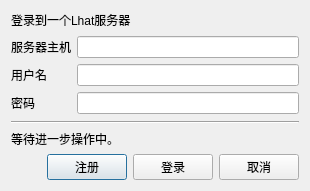
StarsetNight/Lhat, file ui/LoginDialog.ui: the form before one commit.
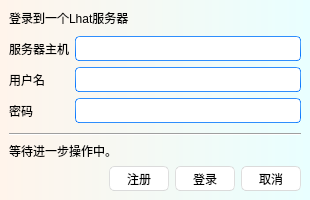
The form after the commit.

Patch:
```diff
--- a/ui/LoginDialog.ui
+++ b/ui/LoginDialog.ui
@@ -1,19 +1,587 @@
 <?xml version="1.0" encoding="UTF-8"?>
 <ui version="4.0">
- <class>Dialog</class>
- <widget class="QDialog" name="Dialog">
+ <class>LoginWindow</class>
+ <widget class="QMainWindow" name="LoginWindow">
   <property name="geometry">
    <rect>
     <x>0</x>
     <y>0</y>
     <width>310</width>
-    <height>191</height>
+    <height>200</height>
    </rect>
   </property>
+  <property name="minimumSize">
+   <size>
+    <width>310</width>
+    <height>200</height>
+   </size>
+  </property>
   <property name="windowTitle">
    <string>Lhat - 新会话</string>
   </property>
-  <layout class="QHBoxLayout" name="horizontalLayout_2">
+  <property name="styleSheet">
+   <string notr="true">/*
+Aqua Style Sheet for QT Applications
+Author: Jaime A. Quiroga P.
+Company: GTRONICK
+Last updated: 22/01/2019, 07:55.
+Available at: https://github.com/GTRONICK/QSS/blob/master/Aqua.qss
+*/
+QMainWindow {
+	background-color: qlineargradient(spread:pad, x1:0, y1:0, x2:1, y2:0, stop:0 rgba(255, 244, 235, 255), stop:1 rgba(233, 255, 255, 255));
+}
+QTextEdit {
+	border-width: 1px;
+	border-style: solid;
+	border-color: qlineargradient(spread:pad, x1:0.5, y1:1, x2:0.5, y2:0, stop:0 rgba(0, 113, 255, 255), stop:1 rgba(91, 171, 252, 255));
+}
+QPlainTextEdit {
+	border-width: 1px;
+	border-style: solid;
+	border-color: qlineargradient(spread:pad, x1:0.5, y1:1, x2:0.5, y2:0, stop:0 rgba(0, 113, 255, 255), stop:1 rgba(91, 171, 252, 255));
+}
+QToolButton {
+	border-style: solid;
+	border-top-color: qlineargradient(spread:pad, x1:0.5, y1:1, x2:0.5, y2:0, stop:0 rgb(215, 215, 215), stop:1 rgb(222, 222, 222));
+	border-right-color: qlineargradient(spread:pad, x1:0, y1:0.5, x2:1, y2:0.5, stop:0 rgb(217, 217, 217), stop:1 rgb(227, 227, 227));
+	border-left-color: qlineargradient(spread:pad, x1:0, y1:0.5, x2:1, y2:0.5, stop:0 rgb(227, 227, 227), stop:1 rgb(217, 217, 217));
+	border-bottom-color: qlineargradient(spread:pad, x1:0.5, y1:1, x2:0.5, y2:0, stop:0 rgb(215, 215, 215), stop:1 rgb(222, 222, 222));
+	border-width: 1px;
+	border-radius: 5px;
+	color: rgb(0,0,0);
+	padding: 2px;
+	background-color: rgb(255,255,255);
+}
+QToolButton:hover{
+	border-style: solid;
+	border-top-color: qlineargradient(spread:pad, x1:0.5, y1:1, x2:0.5, y2:0, stop:0 rgb(195, 195, 195), stop:1 rgb(222, 222, 222));
+	border-right-color: qlineargradient(spread:pad, x1:0, y1:0.5, x2:1, y2:0.5, stop:0 rgb(197, 197, 197), stop:1 rgb(227, 227, 227));
+	border-left-color: qlineargradient(spread:pad, x1:0, y1:0.5, x2:1, y2:0.5, stop:0 rgb(227, 227, 227), stop:1 rgb(197, 197, 197));
+	border-bottom-color: qlineargradient(spread:pad, x1:0.5, y1:1, x2:0.5, y2:0, stop:0 rgb(195, 195, 195), stop:1 rgb(222, 222, 222));
+	border-width: 1px;
+	border-radius: 5px;
+	color: rgb(0,0,0);
+	padding: 2px;
+	background-color: rgb(255,255,255);
+}
+QToolButton:pressed{
+	border-style: solid;
+	border-top-color: qlineargradient(spread:pad, x1:0.5, y1:1, x2:0.5, y2:0, stop:0 rgb(215, 215, 215), stop:1 rgb(222, 222, 222));
+	border-right-color: qlineargradient(spread:pad, x1:0, y1:0.5, x2:1, y2:0.5, stop:0 rgb(217, 217, 217), stop:1 rgb(227, 227, 227));
+	border-left-color: qlineargradient(spread:pad, x1:0, y1:0.5, x2:1, y2:0.5, stop:0 rgb(227, 227, 227), stop:1 rgb(217, 217, 217));
+	border-bottom-color: qlineargradient(spread:pad, x1:0.5, y1:1, x2:0.5, y2:0, stop:0 rgb(215, 215, 215), stop:1 rgb(222, 222, 222));
+	border-width: 1px;
+	border-radius: 5px;
+	color: rgb(0,0,0);
+	padding: 2px;
+	background-color: rgb(142,142,142);
+}
+QPushButton{
+	border-style: solid;
+	border-top-color: qlineargradient(spread:pad, x1:0.5, y1:1, x2:0.5, y2:0, stop:0 rgb(215, 215, 215), stop:1 rgb(222, 222, 222));
+	border-right-color: qlineargradient(spread:pad, x1:0, y1:0.5, x2:1, y2:0.5, stop:0 rgb(217, 217, 217), stop:1 rgb(227, 227, 227));
+	border-left-color: qlineargradient(spread:pad, x1:0, y1:0.5, x2:1, y2:0.5, stop:0 rgb(227, 227, 227), stop:1 rgb(217, 217, 217));
+	border-bottom-color: qlineargradient(spread:pad, x1:0.5, y1:1, x2:0.5, y2:0, stop:0 rgb(215, 215, 215), stop:1 rgb(222, 222, 222));
+	border-width: 1px;
+	border-radius: 5px;
+	color: rgb(0,0,0);
+	padding: 2px;
+	background-color: rgb(255,255,255);
+}
+QPushButton::default{
+	border-style: solid;
+	border-top-color: qlineargradient(spread:pad, x1:0.5, y1:1, x2:0.5, y2:0, stop:0 rgb(215, 215, 215), stop:1 rgb(222, 222, 222));
+	border-right-color: qlineargradient(spread:pad, x1:0, y1:0.5, x2:1, y2:0.5, stop:0 rgb(217, 217, 217), stop:1 rgb(227, 227, 227));
+	border-left-color: qlineargradient(spread:pad, x1:0, y1:0.5, x2:1, y2:0.5, stop:0 rgb(227, 227, 227), stop:1 rgb(217, 217, 217));
+	border-bottom-color: qlineargradient(spread:pad, x1:0.5, y1:1, x2:0.5, y2:0, stop:0 rgb(215, 215, 215), stop:1 rgb(222, 222, 222));
+	border-width: 1px;
+	border-radius: 5px;
+	color: rgb(0,0,0);
+	padding: 2px;
+	background-color: rgb(255,255,255);
+}
+QPushButton:hover{
+	border-style: solid;
+	border-top-color: qlineargradient(spread:pad, x1:0.5, y1:1, x2:0.5, y2:0, stop:0 rgb(195, 195, 195), stop:1 rgb(222, 222, 222));
+	border-right-color: qlineargradient(spread:pad, x1:0, y1:0.5, x2:1, y2:0.5, stop:0 rgb(197, 197, 197), stop:1 rgb(227, 227, 227));
+	border-left-color: qlineargradient(spread:pad, x1:0, y1:0.5, x2:1, y2:0.5, stop:0 rgb(227, 227, 227), stop:1 rgb(197, 197, 197));
+	border-bottom-color: qlineargradient(spread:pad, x1:0.5, y1:1, x2:0.5, y2:0, stop:0 rgb(195, 195, 195), stop:1 rgb(222, 222, 222));
+	border-width: 1px;
+	border-radius: 5px;
+	color: rgb(0,0,0);
+	padding: 2px;
+	background-color: rgb(255,255,255);
+}
+QPushButton:pressed{
+	border-style: solid;
+	border-top-color: qlineargradient(spread:pad, x1:0.5, y1:1, x2:0.5, y2:0, stop:0 rgb(215, 215, 215), stop:1 rgb(222, 222, 222));
+	border-right-color: qlineargradient(spread:pad, x1:0, y1:0.5, x2:1, y2:0.5, stop:0 rgb(217, 217, 217), stop:1 rgb(227, 227, 227));
+	border-left-color: qlineargradient(spread:pad, x1:0, y1:0.5, x2:1, y2:0.5, stop:0 rgb(227, 227, 227), stop:1 rgb(217, 217, 217));
+	border-bottom-color: qlineargradient(spread:pad, x1:0.5, y1:1, x2:0.5, y2:0, stop:0 rgb(215, 215, 215), stop:1 rgb(222, 222, 222));
+	border-width: 1px;
+	border-radius: 5px;
+	color: rgb(0,0,0);
+	padding: 2px;
+	background-color: rgb(142,142,142);
+}
+QPushButton:disabled{
+	border-style: solid;
+	border-top-color: qlineargradient(spread:pad, x1:0.5, y1:1, x2:0.5, y2:0, stop:0 rgb(215, 215, 215), stop:1 rgb(222, 222, 222));
+	border-right-color: qlineargradient(spread:pad, x1:0, y1:0.5, x2:1, y2:0.5, stop:0 rgb(217, 217, 217), stop:1 rgb(227, 227, 227));
+	border-left-color: qlineargradient(spread:pad, x1:0, y1:0.5, x2:1, y2:0.5, stop:0 rgb(227, 227, 227), stop:1 rgb(217, 217, 217));
+	border-bottom-color: qlineargradient(spread:pad, x1:0.5, y1:1, x2:0.5, y2:0, stop:0 rgb(215, 215, 215), stop:1 rgb(222, 222, 222));
+	border-width: 1px;
+	border-radius: 5px;
+	color: #808086;
+	padding: 2px;
+	background-color: rgb(142,142,142);
+}
+QLineEdit {
+	border-width: 1px; border-radius: 4px;
+	border-style: solid;
+	border-color: qlineargradient(spread:pad, x1:0.5, y1:1, x2:0.5, y2:0, stop:0 rgba(0, 113, 255, 255), stop:1 rgba(91, 171, 252, 255));
+}
+QLabel {
+	color: #000000;
+}
+QLCDNumber {
+	color: rgb(0, 113, 255, 255);
+}
+QProgressBar {
+	text-align: center;
+	color: rgb(240, 240, 240);
+	border-width: 1px; 
+	border-radius: 10px;
+	border-color: rgb(230, 230, 230);
+	border-style: solid;
+	background-color:rgb(207,207,207);
+}
+QProgressBar::chunk {
+	background-color: qlineargradient(spread:pad, x1:0.5, y1:1, x2:0.5, y2:0, stop:0 rgba(49, 147, 250, 255), stop:1 rgba(34, 142, 255, 255));
+	border-radius: 10px;
+}
+QMenuBar {
+	background-color: qlineargradient(spread:pad, x1:0.5, y1:1, x2:0.5, y2:0, stop:0 rgba(207, 209, 207, 255), stop:1 rgba(230, 229, 230, 255));
+}
+QMenuBar::item {
+	color: #000000;
+  	spacing: 3px;
+  	padding: 1px 4px;
+	background-color: qlineargradient(spread:pad, x1:0.5, y1:1, x2:0.5, y2:0, stop:0 rgba(207, 209, 207, 255), stop:1 rgba(230, 229, 230, 255));
+}
+
+QMenuBar::item:selected {
+  	background-color: qlineargradient(spread:pad, x1:0.5, y1:1, x2:0.5, y2:0, stop:0 rgba(0, 113, 255, 255), stop:1 rgba(91, 171, 252, 255));
+	color: #FFFFFF;
+}
+QMenu::item:selected {
+	border-style: solid;
+	border-top-color: transparent;
+	border-right-color: transparent;
+	border-left-color: qlineargradient(spread:pad, x1:0.5, y1:1, x2:0.5, y2:0, stop:0 rgba(0, 113, 255, 255), stop:1 rgba(91, 171, 252, 255));
+	border-bottom-color: transparent;
+	border-left-width: 2px;
+	color: #000000;
+	padding-left:15px;
+	padding-top:4px;
+	padding-bottom:4px;
+	padding-right:7px;
+}
+QMenu::item {
+	border-style: solid;
+	border-top-color: transparent;
+	border-right-color: transparent;
+	border-left-color: transparent;
+	border-bottom-color: transparent;
+	border-bottom-width: 1px;
+	color: #000000;
+	padding-left:17px;
+	padding-top:4px;
+	padding-bottom:4px;
+	padding-right:7px;
+}
+QTabWidget {
+	color:rgb(0,0,0);
+	background-color:#000000;
+}
+QTabWidget::pane {
+		border-color: rgb(223,223,223);
+		background-color:rgb(226,226,226);
+		border-style: solid;
+		border-width: 2px;
+    	border-radius: 6px;
+}
+QTabBar::tab:first {
+	border-style: solid;
+	border-left-width:1px;
+	border-right-width:0px;
+	border-top-width:1px;
+	border-bottom-width:1px;
+	border-top-color: rgb(209,209,209);
+	border-left-color: qlineargradient(spread:pad, x1:0.5, y1:1, x2:0.5, y2:0, stop:0 rgba(209, 209, 209, 209), stop:1 rgba(229, 229, 229, 229));
+	border-bottom-color: rgb(229,229,229);
+	border-top-left-radius: 4px;
+	border-bottom-left-radius: 4px;
+	color: #000000;
+	padding: 3px;
+	margin-left:0px;
+	background-color: qlineargradient(spread:pad, x1:0.5, y1:1, x2:0.5, y2:0, stop:0 rgba(247, 247, 247, 255), stop:1 rgba(255, 255, 255, 255));
+}
+QTabBar::tab:last {
+	border-style: solid;
+	border-width:1px;
+	border-top-color: rgb(209,209,209);
+	border-left-color: qlineargradient(spread:pad, x1:0.5, y1:1, x2:0.5, y2:0, stop:0 rgba(209, 209, 209, 209), stop:1 rgba(229, 229, 229, 229));
+	border-right-color: qlineargradient(spread:pad, x1:0.5, y1:1, x2:0.5, y2:0, stop:0 rgba(209, 209, 209, 209), stop:1 rgba(229, 229, 229, 229));
+	border-bottom-color: rgb(229,229,229);
+	border-top-right-radius: 4px;
+	border-bottom-right-radius: 4px;
+	color: #000000;
+	padding: 3px;
+	margin-left:0px;
+	background-color: qlineargradient(spread:pad, x1:0.5, y1:1, x2:0.5, y2:0, stop:0 rgba(247, 247, 247, 255), stop:1 rgba(255, 255, 255, 255));
+}
+QTabBar::tab {
+	border-style: solid;
+	border-top-width:1px;
+	border-bottom-width:1px;
+	border-left-width:1px;
+	border-top-color: rgb(209,209,209);
+	border-left-color: qlineargradient(spread:pad, x1:0.5, y1:1, x2:0.5, y2:0, stop:0 rgba(209, 209, 209, 209), stop:1 rgba(229, 229, 229, 229));
+	border-bottom-color: rgb(229,229,229);
+	color: #000000;
+	padding: 3px;
+	margin-left:0px;
+	background-color: qlineargradient(spread:pad, x1:0.5, y1:1, x2:0.5, y2:0, stop:0 rgba(247, 247, 247, 255), stop:1 rgba(255, 255, 255, 255));
+}
+QTabBar::tab:selected, QTabBar::tab:last:selected, QTabBar::tab:hover {
+  	border-style: solid;
+  	border-left-width:1px;
+	border-right-color: transparent;
+	border-top-color: rgb(209,209,209);
+	border-left-color: qlineargradient(spread:pad, x1:0.5, y1:1, x2:0.5, y2:0, stop:0 rgba(209, 209, 209, 209), stop:1 rgba(229, 229, 229, 229));
+	border-bottom-color: rgb(229,229,229);
+	color: #FFFFFF;
+	padding: 3px;
+	margin-left:0px;
+	background-color: qlineargradient(spread:pad, x1:0.5, y1:1, x2:0.5, y2:0, stop:0 rgba(0, 113, 255, 255), stop:1 rgba(91, 171, 252, 255));
+}
+
+QTabBar::tab:selected, QTabBar::tab:first:selected, QTabBar::tab:hover {
+  	border-style: solid;
+  	border-left-width:1px;
+  	border-bottom-width:1px;
+  	border-top-width:1px;
+	border-right-color: transparent;
+	border-top-color: rgb(209,209,209);
+	border-left-color: qlineargradient(spread:pad, x1:0.5, y1:1, x2:0.5, y2:0, stop:0 rgba(209, 209, 209, 209), stop:1 rgba(229, 229, 229, 229));
+	border-bottom-color: rgb(229,229,229);
+	color: #FFFFFF;
+	padding: 3px;
+	margin-left:0px;
+	background-color: qlineargradient(spread:pad, x1:0.5, y1:1, x2:0.5, y2:0, stop:0 rgba(0, 113, 255, 255), stop:1 rgba(91, 171, 252, 255));
+}
+
+QCheckBox {
+	color: #000000;
+	padding: 2px;
+}
+QCheckBox:disabled {
+	color: #808086;
+	padding: 2px;
+}
+
+QCheckBox:hover {
+	border-radius:4px;
+	border-style:solid;
+	padding-left: 1px;
+	padding-right: 1px;
+	padding-bottom: 1px;
+	padding-top: 1px;
+	border-width:1px;
+	border-color: transparent;
+}
+QCheckBox::indicator:checked {
+
+	height: 10px;
+	width: 10px;
+	border-style:solid;
+	border-width: 1px;
+	border-color: qlineargradient(spread:pad, x1:0.5, y1:1, x2:0.5, y2:0, stop:0 rgba(0, 113, 255, 255), stop:1 rgba(91, 171, 252, 255));
+	color: #000000;
+	background-color: qlineargradient(spread:pad, x1:0.5, y1:1, x2:0.5, y2:0, stop:0 rgba(0, 113, 255, 255), stop:1 rgba(91, 171, 252, 255));
+}
+QCheckBox::indicator:unchecked {
+
+	height: 10px;
+	width: 10px;
+	border-style:solid;
+	border-width: 1px;
+	border-color: qlineargradient(spread:pad, x1:0.5, y1:1, x2:0.5, y2:0, stop:0 rgba(0, 113, 255, 255), stop:1 rgba(91, 171, 252, 255));
+	color: #000000;
+}
+QRadioButton {
+	color: 000000;
+	padding: 1px;
+}
+QRadioButton::indicator:checked {
+	height: 10px;
+	width: 10px;
+	border-style:solid;
+	border-radius:5px;
+	border-width: 1px;
+	border-color: qlineargradient(spread:pad, x1:0.5, y1:1, x2:0.5, y2:0, stop:0 rgba(0, 113, 255, 255), stop:1 rgba(91, 171, 252, 255));
+	color: #a9b7c6;
+	background-color: qlineargradient(spread:pad, x1:0.5, y1:1, x2:0.5, y2:0, stop:0 rgba(0, 113, 255, 255), stop:1 rgba(91, 171, 252, 255));
+}
+QRadioButton::indicator:!checked {
+	height: 10px;
+	width: 10px;
+	border-style:solid;
+	border-radius:5px;
+	border-width: 1px;
+	border-color: qlineargradient(spread:pad, x1:0.5, y1:1, x2:0.5, y2:0, stop:0 rgba(0, 113, 255, 255), stop:1 rgba(91, 171, 252, 255));
+	color: #a9b7c6;
+	background-color: transparent;
+}
+QStatusBar {
+	color:#027f7f;
+}
+QSpinBox {
+	border-style: solid;
+	border-width: 1px;
+	border-color: qlineargradient(spread:pad, x1:0.5, y1:1, x2:0.5, y2:0, stop:0 rgba(0, 113, 255, 255), stop:1 rgba(91, 171, 252, 255));
+}
+QDoubleSpinBox {
+	border-style: solid;
+	border-width: 1px;
+	border-color: qlineargradient(spread:pad, x1:0.5, y1:1, x2:0.5, y2:0, stop:0 rgba(0, 113, 255, 255), stop:1 rgba(91, 171, 252, 255));
+}
+QTimeEdit {
+	border-style: solid;
+	border-width: 1px;
+	border-color: qlineargradient(spread:pad, x1:0.5, y1:1, x2:0.5, y2:0, stop:0 rgba(0, 113, 255, 255), stop:1 rgba(91, 171, 252, 255));
+}
+QDateTimeEdit {
+	border-style: solid;
+	border-width: 1px;
+	border-color: qlineargradient(spread:pad, x1:0.5, y1:1, x2:0.5, y2:0, stop:0 rgba(0, 113, 255, 255), stop:1 rgba(91, 171, 252, 255));
+}
+QDateEdit {
+	border-style: solid;
+	border-width: 1px;
+	border-color: qlineargradient(spread:pad, x1:0.5, y1:1, x2:0.5, y2:0, stop:0 rgba(0, 113, 255, 255), stop:1 rgba(91, 171, 252, 255));
+}
+
+QToolBox {
+	color: #a9b7c6;
+	background-color:#000000;
+}
+QToolBox::tab {
+	color: #a9b7c6;
+	background-color:#000000;
+}
+QToolBox::tab:selected {
+	color: #FFFFFF;
+	background-color:#000000;
+}
+QScrollArea {
+	color: #FFFFFF;
+	background-color:#000000;
+}
+QSlider::groove:horizontal {
+	height: 5px;
+	background-color: qlineargradient(spread:pad, x1:0.5, y1:1, x2:0.5, y2:0, stop:0 rgba(49, 147, 250, 255), stop:1 rgba(34, 142, 255, 255));
+}
+QSlider::groove:vertical {
+	width: 5px;
+	background-color: qlineargradient(spread:pad, x1:0.5, y1:1, x2:0.5, y2:0, stop:0 rgba(49, 147, 250, 255), stop:1 rgba(34, 142, 255, 255));
+}
+QSlider::handle:horizontal {
+	background: rgb(253,253,253);
+	border-style: solid;
+	border-width: 1px;
+	border-color: rgb(207,207,207);
+	width: 12px;
+	margin: -5px 0;
+	border-radius: 7px;
+}
+QSlider::handle:vertical {
+	background: rgb(253,253,253);
+	border-style: solid;
+	border-width: 1px;
+	border-color: rgb(207,207,207);
+	height: 12px;
+	margin: 0 -5px;
+	border-radius: 7px;
+}
+QSlider::add-page:horizontal {
+    background: rgb(181,181,181);
+}
+QSlider::add-page:vertical {
+    background: rgb(181,181,181);
+}
+QSlider::sub-page:horizontal {
+    background-color: qlineargradient(spread:pad, x1:0.5, y1:1, x2:0.5, y2:0, stop:0 rgba(49, 147, 250, 255), stop:1 rgba(34, 142, 255, 255));
+}
+QSlider::sub-page:vertical {
+    background-color: qlineargradient(spread:pad, y1:0.5, x1:1, y2:0.5, x2:0, stop:0 rgba(49, 147, 250, 255), stop:1 rgba(34, 142, 255, 255));
+}
+QScrollBar:horizontal {
+	max-height: 20px;
+	border: 1px transparent grey;
+	margin: 0px 20px 0px 20px;
+}
+QScrollBar:vertical {
+	max-width: 20px;
+	border: 1px transparent grey;
+	margin: 20px 0px 20px 0px;
+}
+QScrollBar::handle:horizontal {
+	background: rgb(253,253,253);
+	border-style: solid;
+	border-width: 1px;
+	border-color: rgb(207,207,207);
+	border-radius: 7px;
+	min-width: 25px;
+}
+QScrollBar::handle:horizontal:hover {
+	background: rgb(253,253,253);
+	border-style: solid;
+	border-width: 1px;
+	border-color: rgb(147, 200, 200);
+	border-radius: 7px;
+	min-width: 25px;
+}
+QScrollBar::handle:vertical {
+	background: rgb(253,253,253);
+	border-style: solid;
+	border-width: 1px;
+	border-color: rgb(207,207,207);
+	border-radius: 7px;
+	min-height: 25px;
+}
+QScrollBar::handle:vertical:hover {
+	background: rgb(253,253,253);
+	border-style: solid;
+	border-width: 1px;
+	border-color: rgb(147, 200, 200);
+	border-radius: 7px;
+	min-height: 25px;
+}
+QScrollBar::add-line:horizontal {
+   border: 2px transparent grey;
+   border-top-right-radius: 7px;
+   border-bottom-right-radius: 7px;
+   background: rgba(34, 142, 255, 255);
+   width: 20px;
+   subcontrol-position: right;
+   subcontrol-origin: margin;
+}
+QScrollBar::add-line:horizontal:pressed {
+   border: 2px transparent grey;
+   border-top-right-radius: 7px;
+   border-bottom-right-radius: 7px;
+   background: rgb(181,181,181);
+   width: 20px;
+   subcontrol-position: right;
+   subcontrol-origin: margin;
+}
+QScrollBar::add-line:vertical {
+   border: 2px transparent grey;
+   border-bottom-left-radius: 7px;
+   border-bottom-right-radius: 7px;
+   background: rgba(34, 142, 255, 255);
+   height: 20px;
+   subcontrol-position: bottom;
+   subcontrol-origin: margin;
+}
+QScrollBar::add-line:vertical:pressed {
+   border: 2px transparent grey;
+   border-bottom-left-radius: 7px;
+   border-bottom-right-radius: 7px;
+   background: rgb(181,181,181);
+   height: 20px;
+   subcontrol-position: bottom;
+   subcontrol-origin: margin;
+}
+QScrollBar::sub-line:horizontal {
+   border: 2px transparent grey;
+   border-top-left-radius: 7px;
+   border-bottom-left-radius: 7px;
+   background: rgba(34, 142, 255, 255);
+   width: 20px;
+   subcontrol-position: left;
+   subcontrol-origin: margin;
+}
+QScrollBar::sub-line:horizontal:pressed {
+   border: 2px transparent grey;
+   border-top-left-radius: 7px;
+   border-bottom-left-radius: 7px;
+   background: rgb(181,181,181);
+   width: 20px;
+   subcontrol-position: left;
+   subcontrol-origin: margin;
+}
+QScrollBar::sub-line:vertical {
+   border: 2px transparent grey;
+   border-top-left-radius: 7px;
+   border-top-right-radius: 7px;
+   background: rgba(34, 142, 255, 255);
+   height: 20px;
+   subcontrol-position: top;
+   subcontrol-origin: margin;
+}
+QScrollBar::sub-line:vertical:pressed {
+   border: 2px transparent grey;
+   border-top-left-radius: 7px;
+   border-top-right-radius: 7px;
+   background: rgb(181,181,181);
+   height: 20px;
+   subcontrol-position: top;
+   subcontrol-origin: margin;
+}
+QScrollBar::left-arrow:horizontal {
+   border: 1px transparent grey;
+   border-top-left-radius: 3px;
+   border-bottom-left-radius: 3px;
+   width: 6px;
+   height: 6px;
+   background: white;
+}
+QScrollBar::right-arrow:horizontal {
+   border: 1px transparent grey;
+   border-top-right-radius: 3px;
+   border-bottom-right-radius: 3px;
+   width: 6px;
+   height: 6px;
+   background: white;
+}
+QScrollBar::up-arrow:vertical {
+   border: 1px transparent grey;
+   border-top-left-radius: 3px;
+   border-top-right-radius: 3px;
+   width: 6px;
+   height: 6px;
+   background: white;
+}
+QScrollBar::down-arrow:vertical {
+   border: 1px transparent grey;
+   border-bottom-left-radius: 3px;
+   border-bottom-right-radius: 3px;
+   width: 6px;
+   height: 6px;
+   background: white;
+}
+QScrollBar::add-page:horizontal, QScrollBar::sub-page:horizontal {
+   background: none;
+}
+QScrollBar::add-page:vertical, QScrollBar::sub-page:vertical {
+   background: none;
+}</string>
+  </property>
+  <widget class="QWidget" name="centralwidget">
+   <layout class="QHBoxLayout" name="horizontalLayout">
    <item>
     <layout class="QVBoxLayout" name="verticalLayout">
      <item>
@@ -46,7 +614,14 @@
         </widget>
        </item>
        <item row="0" column="1">
-        <widget class="QLineEdit" name="input_server"/>
+         <widget class="QLineEdit" name="input_server">
+          <property name="minimumSize">
+           <size>
+            <width>0</width>
+            <height>25</height>
+           </size>
+          </property>
+         </widget>
        </item>
        <item row="0" column="0">
         <widget class="QLabel" name="label_server">
@@ -63,10 +638,27 @@
         </widget>
        </item>
        <item row="2" column="1">
-        <widget class="QLineEdit" name="input_password"/>
+         <widget class="QLineEdit" name="input_password">
+          <property name="minimumSize">
+           <size>
+            <width>0</width>
+            <height>25</height>
+           </size>
+          </property>
+          <property name="echoMode">
+           <enum>QLineEdit::Password</enum>
+          </property>
+         </widget>
        </item>
        <item row="1" column="1">
-        <widget class="QLineEdit" name="input_username"/>
+         <widget class="QLineEdit" name="input_username">
+          <property name="minimumSize">
+           <size>
+            <width>0</width>
+            <height>25</height>
+           </size>
+          </property>
+         </widget>
        </item>
       </layout>
      </item>
@@ -114,6 +706,12 @@
        </item>
        <item>
         <widget class="QPushButton" name="key_register">
+          <property name="minimumSize">
+           <size>
+            <width>60</width>
+            <height>25</height>
+           </size>
+          </property>
          <property name="text">
           <string>注册</string>
          </property>
@@ -121,6 +719,12 @@
        </item>
        <item>
         <widget class="QPushButton" name="key_login">
+          <property name="minimumSize">
+           <size>
+            <width>60</width>
+            <height>25</height>
+           </size>
+          </property>
          <property name="text">
           <string>登录</string>
          </property>
@@ -128,6 +732,12 @@
        </item>
        <item>
         <widget class="QPushButton" name="key_cancel">
+          <property name="minimumSize">
+           <size>
+            <width>60</width>
+            <height>25</height>
+           </size>
+          </property>
          <property name="text">
           <string>取消</string>
          </property>
@@ -139,6 +749,7 @@
    </item>
   </layout>
  </widget>
+ </widget>
  <tabstops>
   <tabstop>input_server</tabstop>
   <tabstop>input_username</tabstop>
```
Left out of the diff: 56 changed lines with no effect on the pictures. Lines whose indentation alone changed are shown as unchanged.
